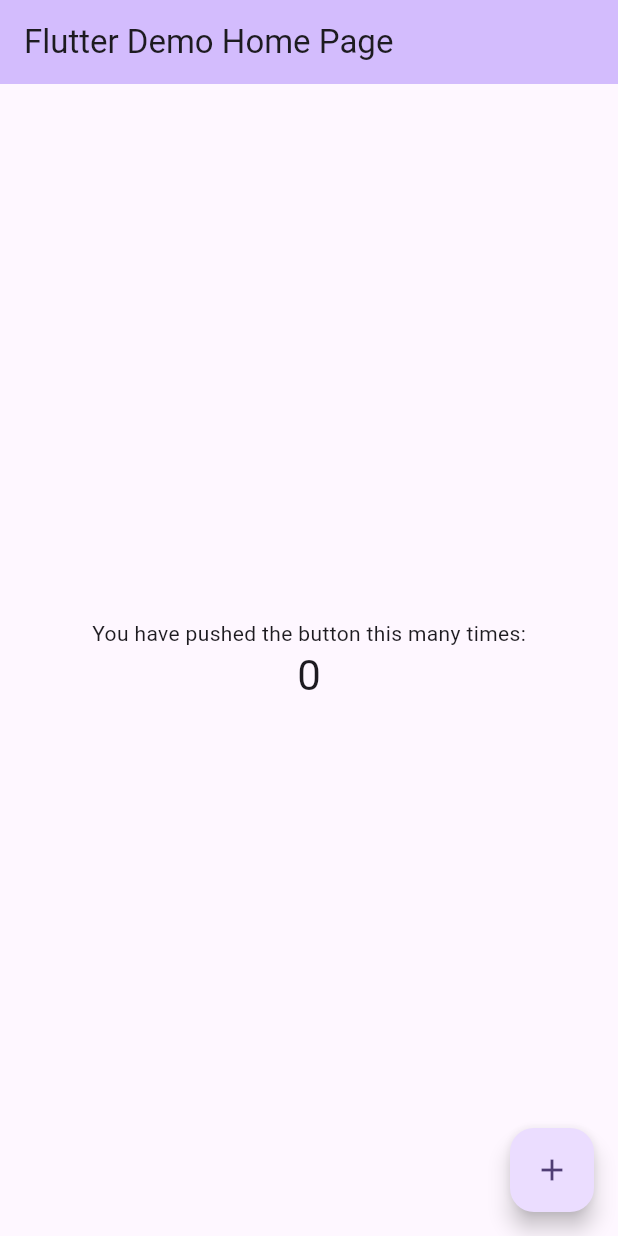
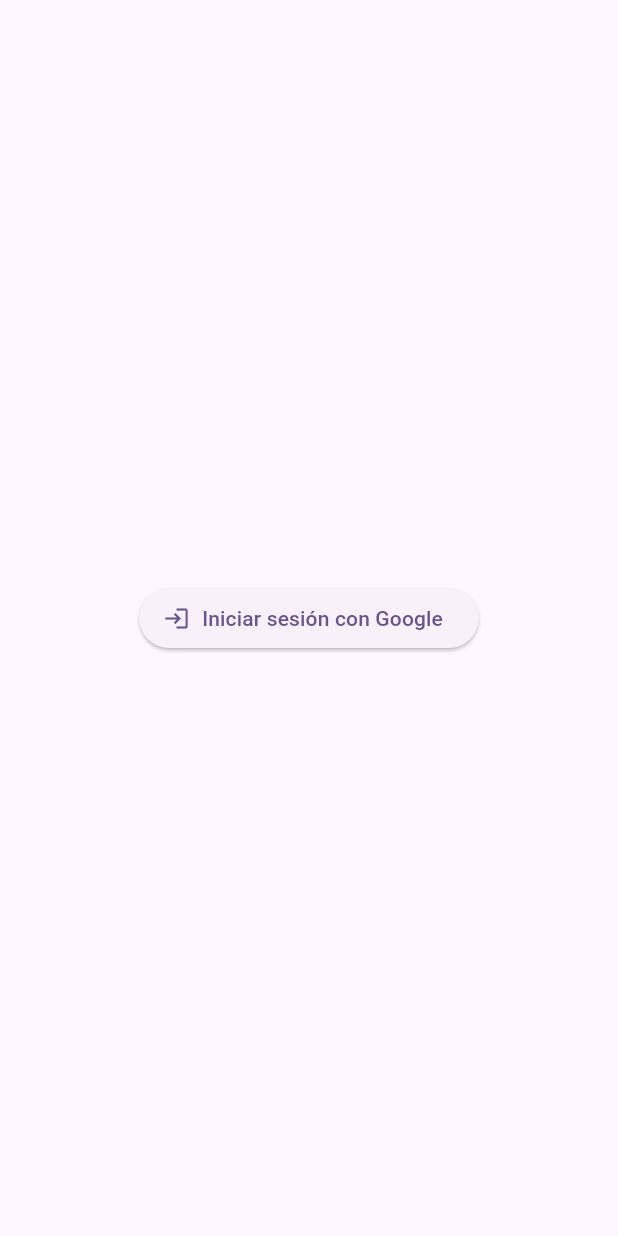
Before and after one commit to Satoshli/ingSoftware, a Flutter app: the screen it shows after launch, on a phone screen of 412 x 824 dp. Run offline on Flutter 3.47's test engine with Material 3 defaults, Android fonts, the phone set to English and light mode, and no system bars; our stand-ins replace cloud_firestore, file_picker, firebase_auth, firebase_core, google_sign_in; accounts and stored records are empty.

```diff
--- a/lib/main.dart
+++ b/lib/main.dart
@@ -1,125 +1,30 @@
 import 'package:flutter/material.dart';
+import 'package:firebase_core/firebase_core.dart';
+import 'config/firebase_options.dart';
+import 'utils/routes.dart'; // ← Asegúrate de importar esto
 
-void main() {
+void main() async {
+  WidgetsFlutterBinding.ensureInitialized();
+  await Firebase.initializeApp(
+    options: DefaultFirebaseOptions.currentPlatform,
+  );
   runApp(const MyApp());
 }
 
 class MyApp extends StatelessWidget {
   const MyApp({super.key});
 
-  // This widget is the root of your application.
   @override
   Widget build(BuildContext context) {
     return MaterialApp(
-      title: 'Flutter Demo',
+      title: 'Salas UDP',
       theme: ThemeData(
-        // This is the theme of your application.
-        //
-        // TRY THIS: Try running your application with "flutter run". You'll see
-        // the application has a purple toolbar. Then, without quitting the app,
-        // try changing the seedColor in the colorScheme below to Colors.green
-        // and then invoke "hot reload" (save your changes or press the "hot
-        // reload" button in a Flutter-supported IDE, or press "r" if you used
-        // the command line to start the app).
-        //
-        // Notice that the counter didn't reset back to zero; the application
-        // state is not lost during the reload. To reset the state, use hot
-        // restart instead.
-        //
-        // This works for code too, not just values: Most code changes can be
-        // tested with just a hot reload.
         colorScheme: ColorScheme.fromSeed(seedColor: Colors.deepPurple),
         useMaterial3: true,
       ),
-      home: const MyHomePage(title: 'Flutter Demo Home Page'),
+      debugShowCheckedModeBanner: false,
+      initialRoute: '/', // ← Esto usa las rutas registradas
+      routes: AppRoutes.routes, // ← Aquí se usan las rutas de tu archivo
     );
   }
 }
-
-class MyHomePage extends StatefulWidget {
-  const MyHomePage({super.key, required this.title});
-
-  // This widget is the home page of your application. It is stateful, meaning
-  // that it has a State object (defined below) that contains fields that affect
-  // how it looks.
-
-  // This class is the configuration for the state. It holds the values (in this
-  // case the title) provided by the parent (in this case the App widget) and
-  // used by the build method of the State. Fields in a Widget subclass are
-  // always marked "final".
-
-  final String title;
-
-  @override
-  State<MyHomePage> createState() => _MyHomePageState();
-}
-
-class _MyHomePageState extends State<MyHomePage> {
-  int _counter = 0;
-
-  void _incrementCounter() {
-    setState(() {
-      // This call to setState tells the Flutter framework that something has
-      // changed in this State, which causes it to rerun the build method below
-      // so that the display can reflect the updated values. If we changed
-      // _counter without calling setState(), then the build method would not be
-      // called again, and so nothing would appear to happen.
-      _counter++;
-    });
-  }
-
-  @override
-  Widget build(BuildContext context) {
-    // This method is rerun every time setState is called, for instance as done
-    // by the _incrementCounter method above.
-    //
-    // The Flutter framework has been optimized to make rerunning build methods
-    // fast, so that you can just rebuild anything that needs updating rather
-    // than having to individually change instances of widgets.
-    return Scaffold(
-      appBar: AppBar(
-        // TRY THIS: Try changing the color here to a specific color (to
-        // Colors.amber, perhaps?) and trigger a hot reload to see the AppBar
-        // change color while the other colors stay the same.
-        backgroundColor: Theme.of(context).colorScheme.inversePrimary,
-        // Here we take the value from the MyHomePage object that was created by
-        // the App.build method, and use it to set our appbar title.
-        title: Text(widget.title),
-      ),
-      body: Center(
-        // Center is a layout widget. It takes a single child and positions it
-        // in the middle of the parent.
-        child: Column(
-          // Column is also a layout widget. It takes a list of children and
-          // arranges them vertically. By default, it sizes itself to fit its
-          // children horizontally, and tries to be as tall as its parent.
-          //
-          // Column has various properties to control how it sizes itself and
-          // how it positions its children. Here we use mainAxisAlignment to
-          // center the children vertically; the main axis here is the vertical
-          // axis because Columns are vertical (the cross axis would be
-          // horizontal).
-          //
-          // TRY THIS: Invoke "debug painting" (choose the "Toggle Debug Paint"
-          // action in the IDE, or press "p" in the console), to see the
-          // wireframe for each widget.
-          mainAxisAlignment: MainAxisAlignment.center,
-          children: <Widget>[
-            const Text(
-              'You have pushed the button this many times:',
-            ),
-            Text(
-              '$_counter',
-              style: Theme.of(context).textTheme.headlineMedium,
-            ),
-          ],
-        ),
-      ),
-      floatingActionButton: FloatingActionButton(
-        onPressed: _incrementCounter,
-        tooltip: 'Increment',
-        child: const Icon(Icons.add),
-      ), // This trailing comma makes auto-formatting nicer for build methods.
-    );
-  }
-}
--- /dev/null
+++ b/lib/screens/login_screen.dart
@@ -0,0 +1,67 @@
+
+import 'package:flutter/material.dart';
+import 'package:salas_udp/services/login_service.dart';
+
+class LoginScreen extends StatefulWidget {
+  const LoginScreen({super.key});
+
+  @override
+  State<LoginScreen> createState() => _LoginScreenState();
+}
+
+class _LoginScreenState extends State<LoginScreen> {
+  bool _isSigningIn = false;
+  final LoginService _loginService = LoginService();
+
+  Future<void> _handleSignIn() async {
+    setState(() => _isSigningIn = true);
+    final result = await _loginService.signInWithGoogle();
+
+    if (!mounted) return;
+    setState(() => _isSigningIn = false);
+
+    switch (result) {
+      case LoginResult.success:
+        Navigator.pushReplacementNamed(context, '/home');
+        break;
+      case LoginResult.invalidEmail:
+        showDialog(
+          context: context,
+          builder: (_) => AlertDialog(
+          title: const Text('Correo no permitido'),
+          content: const Text('Solo se permite iniciar sesión con correos UDP.'),
+          actions: [
+        TextButton(
+          onPressed: () => Navigator.of(context).pop(),
+          child: const Text('Aceptar'),
+      ),
+    ],
+  ),
+);
+        break;
+      case LoginResult.error:
+        ScaffoldMessenger.of(context).showSnackBar(
+          const SnackBar(content: Text('Error al iniciar sesión.')),
+        );
+        break;
+      case LoginResult.cancelled:
+        // No hacer nada
+        break;
+    }
+  }
+
+  @override
+  Widget build(BuildContext context) {
+    return Scaffold(
+      body: Center(
+        child: _isSigningIn
+            ? const CircularProgressIndicator()
+            : ElevatedButton.icon(
+                icon: const Icon(Icons.login),
+                label: const Text('Iniciar sesión con Google'),
+                onPressed: _handleSignIn,
+              ),
+      ),
+    );
+  }
+}
--- /dev/null
+++ b/lib/utils/auth_wrapper.dart
@@ -0,0 +1,27 @@
+import 'package:flutter/material.dart';
+import 'package:firebase_auth/firebase_auth.dart';
+import '../screens/home_screen.dart';
+import '../screens/login_screen.dart';
+
+class AuthWrapper extends StatelessWidget {
+  const AuthWrapper({super.key});
+
+  @override
+  Widget build(BuildContext context) {
+    return StreamBuilder<User?>(
+      stream: FirebaseAuth.instance.authStateChanges(),
+      builder: (context, snapshot) {
+        if (snapshot.connectionState == ConnectionState.waiting) {
+          return const Scaffold(
+            body: Center(child: CircularProgressIndicator()),
+          );
+        }
+        if (snapshot.hasData) {
+          return const HomeScreen();
+        } else {
+          return const LoginScreen();
+        }
+      },
+    );
+  }
+}
--- /dev/null
+++ b/lib/utils/routes.dart
@@ -0,0 +1,15 @@
+import 'package:flutter/material.dart';
+import '../screens/home_screen.dart';
+import '../screens/login_screen.dart';
+import '../screens/admin_screen.dart';
+import '../utils/auth_wrapper.dart';
+
+class AppRoutes {
+  static Map<String, WidgetBuilder> get routes => {
+    '/': (context) => const AuthWrapper(),
+    '/home': (context) => const HomeScreen(),
+    '/login': (context) => const LoginScreen(),
+    '/administracion': (context) => const AdminScreen(),
+
+  };
+}
--- a/pubspec.yaml
+++ b/pubspec.yaml
@@ -14,10 +14,15 @@ dependencies:
   flutter:
     sdk: flutter
 
+  csv: ^6.0.0
+  file_picker: ^10.1.2
+  provider: ^6.1.5
   cupertino_icons: ^1.0.8
   firebase_core: ^3.13.0
   firebase_auth: ^5.5.3
   cloud_firestore: ^5.6.7
+  google_sign_in: ^6.2.2
+
 dev_dependencies:
   flutter_test:
     sdk: flutter
```
Also changed, not shown: lib/models/personasudp_model.dart (added, +23 -0 lines), lib/models/sala_model.dart (+8 -12 lines), lib/screens/admin_screen.dart (added, +35 -0 lines), lib/screens/home_screen.dart (added, +37 -0 lines), lib/services/csv_upload_service.dart (added, +94 -0 lines), lib/services/home_service.dart (added, +29 -0 lines), lib/services/login_service.dart (added, +77 -0 lines), lib/services/personasudp_services.dart (added, +18 -0 lines), lib/widgets/base_scaffold.dart (added, +33 -0 lines), lib/widgets/custom_bottom_nav.dart (added, +25 -0 lines), lib/widgets/custom_drawer.dart (added, +50 -0 lines), lib/widgets/upload_csv_button.dart (added, +22 -0 lines), pubspec.lock, 2 other files.
